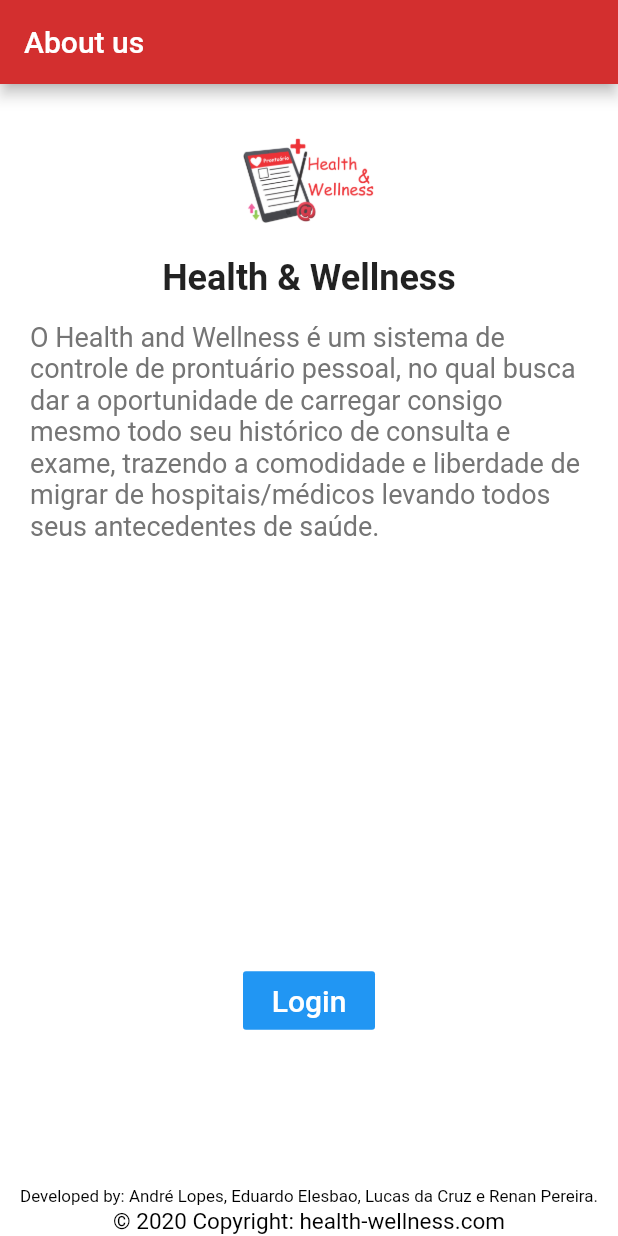
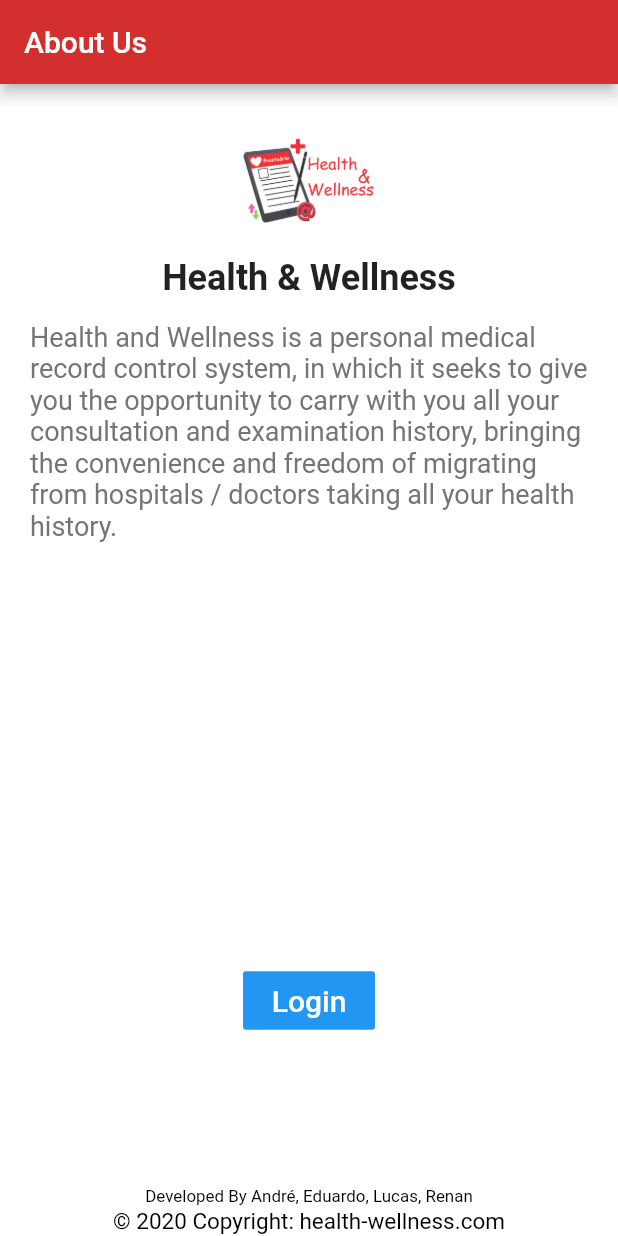
Before and after one commit to renanhz/healthwellness_app, a Flutter app: the screen it shows after launch, on a phone screen of 412 x 824 dp. Run offline on Flutter 3.47's test engine with Material 2 defaults, Android fonts, the phone set to English and light mode, and no system bars.

```diff
--- a/lib/l10n/intl_en.arb
+++ b/lib/l10n/intl_en.arb
@@ -1,3 +1,8 @@
 {
-    "@@locale": "pt"
+    "@@locale": "pt",
+    "appName": "Health & Wellness",
+    "aboutUs": "About Us",
+    "about": "Health and Wellness is a personal medical record control system, in which it seeks to give you the opportunity to carry with you all your consultation and examination history, bringing the convenience and freedom of migrating from hospitals / doctors taking all your health history.",
+    "developedBy": "Developed By André, Eduardo, Lucas, Renan",
+    "copyright": "© 2020 Copyright: health-wellness.com"
 }
--- a/lib/l10n/intl_pt.arb
+++ b/lib/l10n/intl_pt.arb
@@ -1,3 +1,8 @@
 {
-    "@@locale": "pt"
+    "@@locale": "pt",
+    "appName": "Health & Wellness",
+    "aboutUs": "Sobre",
+    "about": "O Health and Wellness é um sistema de controle de prontuário pessoal, no qual busca dar a oportunidade de carregar consigo mesmo todo seu histórico de consulta e exame, trazendo a comodidade e liberdade de migrar de hospitais/médicos levando todos seus antecedentes de saúde.",
+    "developedBy": "Desenvolvido por André, Eduardo, Lucas, Renan",
+    "copyright": "© 2020 Copyright: health-wellness.com"
 }
--- a/lib/widgets/about_screen.dart
+++ b/lib/widgets/about_screen.dart
@@ -1,4 +1,5 @@
 import 'package:flutter/material.dart';
+import 'package:healthwellness/generated/l10n.dart';
 
 class AboutScreen extends StatelessWidget {
   @override
@@ -7,7 +8,7 @@ class AboutScreen extends StatelessWidget {
         backgroundColor: Colors.white,
         appBar: AppBar(
           backgroundColor: Colors.red[700],
-          title: Text("About us"),
+          title: Text(S.of(context).aboutUs),
         ),
         body: Column(
           mainAxisAlignment: MainAxisAlignment.spaceBetween,
@@ -29,7 +30,7 @@ class AboutScreen extends StatelessWidget {
                         SizedBox(
                           width: 1.0,
                         ),
-                        Text("Health & Wellness",
+                        Text(S.of(context).appName,
                             style: TextStyle(
                                 fontWeight: FontWeight.bold, fontSize: 24.0)),
                       ],
@@ -38,7 +39,7 @@ class AboutScreen extends StatelessWidget {
                   margin: EdgeInsets.symmetric(vertical: 0.0, horizontal: 20.0),
                   alignment: Alignment.center,
                   child: Text(
-                    "O Health and Wellness é um sistema de controle de prontuário pessoal, no qual busca dar a oportunidade de carregar consigo mesmo todo seu histórico de consulta e exame, trazendo a comodidade e liberdade de migrar de hospitais/médicos levando todos seus antecedentes de saúde.",
+                    S.of(context).about,
                     textAlign: TextAlign.left,
                     style: TextStyle(fontSize: 18.0, color: Colors.grey[600]),
                   ),
@@ -66,11 +67,10 @@ class AboutScreen extends StatelessWidget {
                     ),
                   ),
                   SizedBox(height: 100),
-                  Text(
-                      "Developed by: André Lopes, Eduardo Elesbao, Lucas da Cruz e Renan Pereira.",
+                  Text(S.of(context).developedBy,
                       style: TextStyle(color: Colors.black, fontSize: 11.3)),
                   SizedBox(height: 1),
-                  Text("© 2020 Copyright: health-wellness.com",
+                  Text(S.of(context).copyright,
                       style: TextStyle(color: Colors.black, fontSize: 15.0))
                 ],
               ),
```
Also changed, not shown: lib/generated/intl/messages_pt.dart, lib/generated/l10n.dart.
